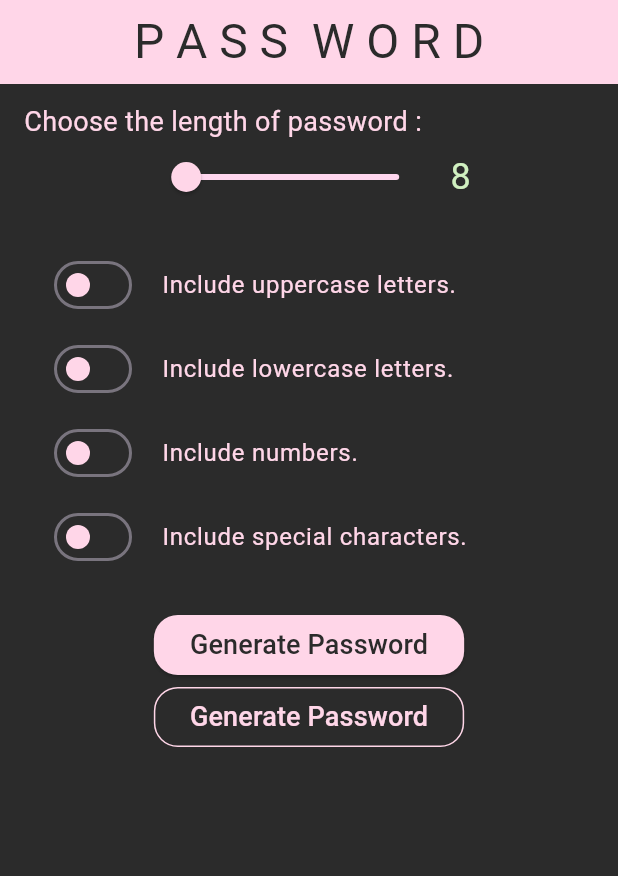
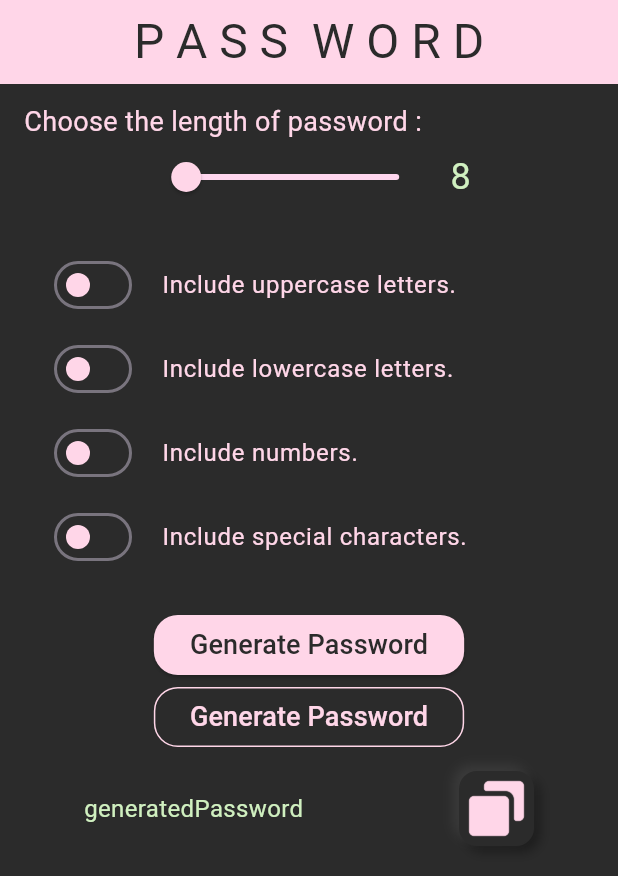
Before and after one commit to div1681/task2, a Flutter app: the screen it shows after launch, on a phone screen of 412 x 824 dp. Shown: the top 876 px of the screen. Run offline on Flutter 3.47's test engine with Material 3 defaults, Android fonts, the phone set to English and light mode, and no system bars.

Commit message:
TEXT SPACE AND COPY BUTTON ADDED

```diff
--- a/lib/homepage.dart
+++ b/lib/homepage.dart
@@ -14,6 +14,7 @@ class _HomepageState extends State<Homepage> {
   bool low = false;
   bool num = false;
   bool sym = false;
+  bool pressed = false;
 
   @override
   Widget build(BuildContext context) {
@@ -134,6 +135,67 @@ class _HomepageState extends State<Homepage> {
                 ),
               ),
             ),
+            Container(
+              padding: const EdgeInsets.symmetric(horizontal: 20, vertical: 12),
+              margin: const EdgeInsets.symmetric(horizontal: 20),
+              child: Row(
+                mainAxisAlignment: MainAxisAlignment.spaceBetween,
+                children: [
+                  Expanded(
+                    child: Text(
+                      "generatedPassword",
+                      style: const TextStyle(
+                        fontSize: 16,
+                        color: Color(0xFFD0F0C0),
+                      ),
+                      overflow: TextOverflow.ellipsis,
+                    ),
+                  ),
+                  GestureDetector(
+                    onTap: () {
+                      setState(() {
+                        pressed = !pressed;
+                      });
+                    },
+                    child: AnimatedContainer(
+                      //margin: EdgeInsets.all(5),
+                      padding: EdgeInsets.all(4),
+                      duration: Duration(milliseconds: 250),
+                      height: 50,
+                      width: 50,
+                      child: Image.asset(
+                        'assets/copy.png',
+                        height: 16,
+                        width: 16,
+                        color: pressed ? Color(0xFFD0F0C0) : Color(0xFFFFD6E8),
+                      ),
+                      decoration: BoxDecoration(
+                        color: Color(0xFF2B2B2B),
+                        borderRadius: BorderRadius.circular(12),
+                        border: Border.all(
+                          color:
+                              pressed ? Color(0xFF3E3E3E) : Color(0xFF2B2B2B),
+                        ),
+                        boxShadow: pressed
+                            ? []
+                            : [
+                                BoxShadow(
+                                  color: Color(0xFF1C1C1C),
+                                  offset: Offset(4, 4),
+                                  blurRadius: 6,
+                                ),
+                                BoxShadow(
+                                  color: Color(0xFF3A3A3A),
+                                  offset: Offset(-4, -4),
+                                  blurRadius: 6,
+                                ),
+                              ],
+                      ),
+                    ),
+                  )
+                ],
+              ),
+            ),
           ],
         ),
       ),
--- a/pubspec.yaml
+++ b/pubspec.yaml
@@ -59,8 +59,8 @@ flutter:
   uses-material-design: true
 
   # To add assets to your application, add an assets section, like this:
-  # assets:
-  #   - images/a_dot_burr.jpeg
+  assets:
+     - assets/copy.png
   #   - images/a_dot_ham.jpeg
 
   # An image asset can refer to one or more resolution-specific "variants", see
```
Also changed, not shown: assets/copy.png (added).
